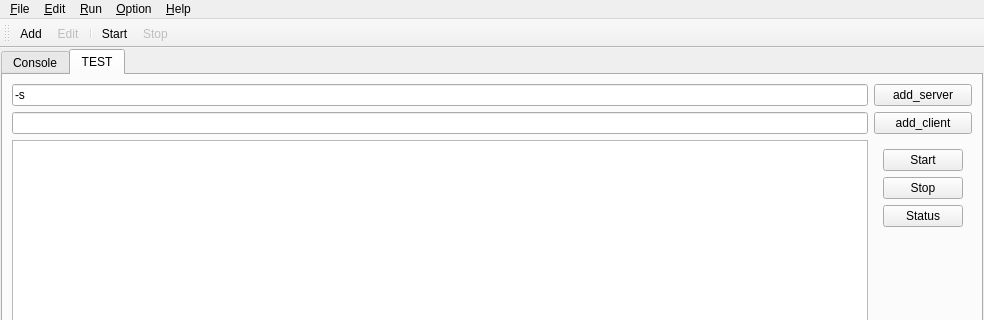
The window that qiperfc/src/qiperfc.ui (coolshou/qiperf) describes before a commit, drawn with Qt 5; both pictures show x 0 to 984 and y 0 to 320 of the 984 by 674 pixel window.
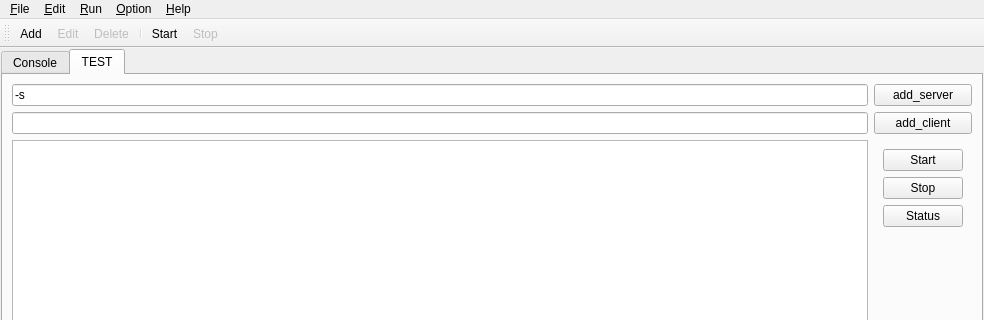
The same window after the commit. The open tabs and pages were chosen to show the change. Icons and pictures are not drawn.

```diff
--- a/qiperfc/src/qiperfc.ui
+++ b/qiperfc/src/qiperfc.ui
@@ -283,6 +283,7 @@
    </attribute>
    <addaction name="actionAdd"/>
    <addaction name="actionEdit"/>
+   <addaction name="actionDelete"/>
    <addaction name="separator"/>
    <addaction name="actionStart"/>
    <addaction name="actionStop"/>
```
Left out of the diff: 28 changed lines with no effect on the pictures.
